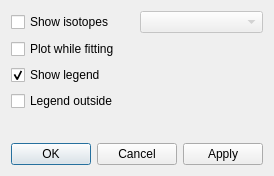
First picture: the form in qjabs/plotdialog.ui, repository JYU-IBA/jabs, before the edit.
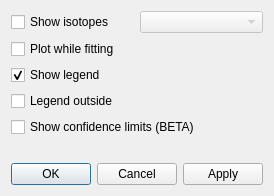
Second picture: the form after the edit.

Commit message: Confidence limits crashing stopped (after rebuilding?) and can not be reproduced. So maybe it works. Since the math can be wrong made saving of this data optional (with "save spectra cl"). Added an option to show/hide the confidence limits graph in the GUI. Disabled by default.

Diff of the .ui file:
```diff
--- a/qjabs/plotdialog.ui
+++ b/qjabs/plotdialog.ui
@@ -7,7 +7,7 @@
     <x>0</x>
     <y>0</y>
     <width>270</width>
-    <height>176</height>
+    <height>196</height>
    </rect>
   </property>
   <property name="windowTitle">
@@ -58,6 +58,13 @@
        </property>
       </widget>
      </item>
+     <item>
+      <widget class="QCheckBox" name="confidencelimitsCheckBox">
+       <property name="text">
+        <string>Show confidence limits (BETA)</string>
+       </property>
+      </widget>
+     </item>
      <item>
       <spacer name="verticalSpacer">
        <property name="orientation">
```
Left out of the diff: 6 changed lines with no effect on the pictures. The commit also changes 8 other files.
